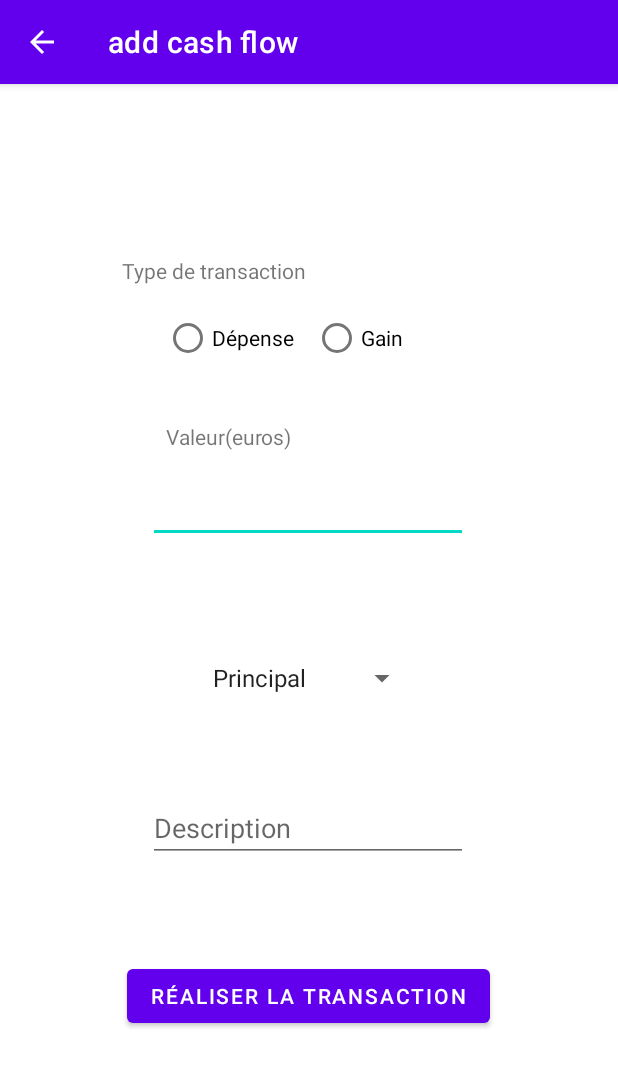
After one commit to gwendal25/loginApp2, an Android app: the addDepense screen opened directly, with no data from a screen before it, on a phone screen of 412 x 824 dp. The commit adds this screen. Shown: the top 1067 px of the screen. Run offline under Robolectric (Android 15) with nearby library versions, the phone set to English and light mode, and no system bars.

Commit message:
adding and displaying items

```diff
--- /dev/null
+++ b/app/src/main/java/com/example/loginapp2/addDepense.java
@@ -0,0 +1,118 @@
+package com.example.loginapp2;
+
+import androidx.appcompat.app.AppCompatActivity;
+
+import android.os.Bundle;
+import android.view.View;
+import android.widget.AdapterView;
+import android.widget.ArrayAdapter;
+import android.widget.Button;
+import android.widget.EditText;
+import android.widget.RadioButton;
+import android.widget.RadioGroup;
+import android.widget.Spinner;
+import android.widget.Toast;
+
+import org.w3c.dom.Text;
+
+import java.text.SimpleDateFormat;
+import java.util.Calendar;
+import java.util.Date;
+
+public class addDepense extends AppCompatActivity implements AdapterView.OnItemSelectedListener {
+
+    RadioGroup depenseGroup;
+    EditText valeur_euros;
+    Spinner depensesSpinner;
+    EditText description;
+    Button makeTransactionButton;
+
+    String itemDropDown;
+    String itemRadio;
+
+
+    @Override
+    protected void onCreate(Bundle savedInstanceState) {
+        super.onCreate(savedInstanceState);
+        setContentView(R.layout.activity_add_depense);
+
+        depenseGroup = (RadioGroup)findViewById(R.id.radioGroup);
+        valeur_euros = (EditText)findViewById(R.id.valeur_euros_input);
+        depensesSpinner = (Spinner)findViewById(R.id.spDepenses);
+        description = (EditText)findViewById(R.id.desc_input);
+        makeTransactionButton = (Button)findViewById(R.id.makeTransaction);
+
+        itemRadio = "";
+        makeCashFlowList(R.array.gainCategorie);
+
+        depenseGroup.setOnCheckedChangeListener(new RadioGroup.OnCheckedChangeListener() {
+            @Override
+            public void onCheckedChanged(RadioGroup group, int checkedId) {
+                if(checkedId == R.id.gain_button){
+                    itemRadio = "gain";
+                    makeCashFlowList(R.array.gainCategorie);
+                }
+                else if(checkedId == R.id.depense_button){
+                    itemRadio = "depense";
+                    makeCashFlowList(R.array.depenseCategorie);
+                }
+            }
+        });
+
+        makeTransactionButton.setOnClickListener(new View.OnClickListener() {
+            @Override
+            public void onClick(View v) {
+                //getting the date in a string
+                Date currentTime = Calendar.getInstance().getTime();
+                SimpleDateFormat sdf = new SimpleDateFormat("yyyy-mm-dd");
+                String currentDate = sdf.format(currentTime);
+
+                String descriptionText = description.getText().toString().trim();
+
+                //getting an integer value
+                String valeurString = valeur_euros.getText().toString().trim();
+                if(valeurString.isEmpty()){
+                    Toast.makeText(addDepense.this, "valeur en euros vide", Toast.LENGTH_SHORT).show();
+                    return;
+                }
+                int valeur = Integer.valueOf(valeurString);
+
+                DBCashHelper dataHelper = new DBCashHelper(addDepense.this);
+
+                switch(itemRadio){
+                    case "gain":
+                        dataHelper.addGain(currentDate, valeur, itemDropDown, descriptionText);
+                        //Toast.makeText(addDepense.this, "ajout de gain réussi", Toast.LENGTH_SHORT).show();
+                        break;
+                    case "depense":
+                        dataHelper.addDepense(currentDate, valeur, itemDropDown, descriptionText);
+                        //Toast.makeText(addDepense.this, "ajout de dépense réussi", Toast.LENGTH_SHORT).show();
+                        break;
+                    default:
+                        Toast.makeText(addDepense.this, "pas de type de dépense sélectionnné", Toast.LENGTH_SHORT).show();
+                        break;
+                }
+            }
+        });
+    }
+
+    public void makeCashFlowList(int arrayId){
+        depensesSpinner.setOnItemSelectedListener(this);
+        //make an adapter with the array and the default layout
+        ArrayAdapter<CharSequence> adapter = ArrayAdapter.createFromResource(this, arrayId, android.R.layout.simple_spinner_item);
+        //specify the layout for the items
+        adapter.setDropDownViewResource(android.R.layout.simple_spinner_dropdown_item);
+        depensesSpinner.setAdapter(adapter);
+    }
+
+    @Override
+    public void onItemSelected(AdapterView<?> parent, View view, int position, long id) {
+        itemDropDown = (String) parent.getItemAtPosition(position);
+        //Toast.makeText(this, itemDropDown, Toast.LENGTH_SHORT).show();
+    }
+
+    @Override
+    public void onNothingSelected(AdapterView<?> parent) {
+
+    }
+}
--- /dev/null
+++ b/app/src/main/res/layout/activity_add_depense.xml
@@ -0,0 +1,115 @@
+<?xml version="1.0" encoding="utf-8"?>
+<androidx.constraintlayout.widget.ConstraintLayout xmlns:android="http://schemas.android.com/apk/res/android"
+    xmlns:app="http://schemas.android.com/apk/res-auto"
+    xmlns:tools="http://schemas.android.com/tools"
+    android:layout_width="match_parent"
+    android:layout_height="match_parent"
+    tools:context=".addDepense">
+
+    <RadioGroup
+        android:id="@+id/radioGroup"
+        android:layout_width="200dp"
+        android:layout_height="48dp"
+        android:layout_marginStart="50dp"
+        android:layout_marginEnd="50dp"
+        android:orientation="horizontal"
+        app:layout_constraintBottom_toBottomOf="parent"
+        app:layout_constraintEnd_toEndOf="parent"
+        app:layout_constraintHorizontal_bias="0.532"
+        app:layout_constraintStart_toStartOf="parent"
+        app:layout_constraintTop_toTopOf="parent"
+        app:layout_constraintVertical_bias="0.202">
+
+        <RadioButton
+            android:id="@+id/depense_button"
+            android:layout_width="99dp"
+            android:layout_height="wrap_content"
+            android:text="Dépense" />
+
+        <RadioButton
+            android:id="@+id/gain_button"
+            android:layout_width="99dp"
+            android:layout_height="wrap_content"
+            android:text="Gain" />
+
+    </RadioGroup>
+
+    <TextView
+        android:id="@+id/type_transaction"
+        android:layout_width="249dp"
+        android:layout_height="23dp"
+        android:layout_marginStart="50dp"
+        android:layout_marginTop="30dp"
+        android:layout_marginEnd="50dp"
+        android:layout_marginBottom="6dp"
+        android:text="Type de transaction"
+        app:layout_constraintBottom_toTopOf="@+id/radioGroup"
+        app:layout_constraintEnd_toEndOf="parent"
+        app:layout_constraintStart_toStartOf="parent"
+        app:layout_constraintTop_toTopOf="parent"
+        app:layout_constraintVertical_bias="0.986" />
+
+    <TextView
+        android:id="@+id/valeur_euros"
+        android:layout_width="wrap_content"
+        android:layout_height="wrap_content"
+        android:layout_marginStart="50dp"
+        android:layout_marginTop="32dp"
+        android:layout_marginEnd="50dp"
+        android:text="Valeur(euros)"
+        app:layout_constraintEnd_toEndOf="parent"
+        app:layout_constraintHorizontal_bias="0.265"
+        app:layout_constraintStart_toStartOf="parent"
+        app:layout_constraintTop_toBottomOf="@+id/radioGroup" />
+
+    <EditText
+        android:id="@+id/valeur_euros_input"
+        android:layout_width="wrap_content"
+        android:layout_height="wrap_content"
+        android:layout_marginTop="16dp"
+        android:ems="10"
+        android:inputType="number"
+        app:layout_constraintEnd_toEndOf="parent"
+        app:layout_constraintHorizontal_bias="0.495"
+        app:layout_constraintStart_toStartOf="parent"
+        app:layout_constraintTop_toBottomOf="@+id/valeur_euros" />
+
+    <Spinner
+        android:id="@+id/spDepenses"
+        android:layout_width="wrap_content"
+        android:layout_height="wrap_content"
+        android:entries="@array/depenseCategorie"
+        app:layout_constraintBottom_toBottomOf="parent"
+        app:layout_constraintEnd_toEndOf="parent"
+        app:layout_constraintStart_toStartOf="parent"
+        app:layout_constraintTop_toTopOf="parent"
+        app:layout_constraintVertical_bias="0.516" />
+
+    <Button
+        android:id="@+id/makeTransaction"
+        android:layout_width="wrap_content"
+        android:layout_height="wrap_content"
+        android:layout_marginStart="50dp"
+        android:layout_marginEnd="50dp"
+        android:layout_marginBottom="136dp"
+        android:text="réaliser la transaction"
+        app:layout_constraintBottom_toBottomOf="parent"
+        app:layout_constraintEnd_toEndOf="parent"
+        app:layout_constraintHorizontal_bias="0.492"
+        app:layout_constraintStart_toStartOf="parent" />
+
+    <EditText
+        android:id="@+id/desc_input"
+        android:layout_width="wrap_content"
+        android:layout_height="wrap_content"
+        android:ems="10"
+        android:inputType="textPersonName"
+        android:hint="Description"
+        app:layout_constraintBottom_toBottomOf="parent"
+        app:layout_constraintEnd_toEndOf="parent"
+        app:layout_constraintHorizontal_bias="0.497"
+        app:layout_constraintStart_toStartOf="parent"
+        app:layout_constraintTop_toTopOf="parent"
+        app:layout_constraintVertical_bias="0.655" />
+
+</androidx.constraintlayout.widget.ConstraintLayout>
--- a/app/src/main/res/values/strings.xml
+++ b/app/src/main/res/values/strings.xml
@@ -4,4 +4,15 @@
     <string name="close">Close</string>
     <string name="no_data">No data</string>
     <string name="todo">TODO</string>
+    <string-array name="depenseCategorie">
+        <item>Logement</item>
+        <item>Alimentation</item>
+        <item>Autres necessites</item>
+        <item>Loisirs</item>
+        <item>Autres</item>
+    </string-array>
+    <string-array name="gainCategorie">
+        <item>Principal</item>
+        <item>Secondaire</item>
+    </string-array>
 </resources>
--- a/settings.gradle
+++ b/settings.gradle
@@ -1,2 +1,3 @@
+include ':wearmodule'
 include ':app'
 rootProject.name = "loginApp2"
```
Also changed, not shown: app/src/main/AndroidManifest.xml (+8 -2 lines), app/src/main/java/com/example/loginapp2/CustomCashAdapter.java (added, +63 -0 lines), app/src/main/java/com/example/loginapp2/DBCashHelper.java (added, +116 -0 lines), app/src/main/java/com/example/loginapp2/addActivity.java (+5 -4 lines), app/src/main/java/com/example/loginapp2/depenseActivity.java (added, +73 -0 lines), app/src/main/java/com/example/loginapp2/navigationActivity.java (+21 -6 lines), app/src/main/res/layout/activity_depense.xml (added, +28 -0 lines), app/src/main/res/layout/depense_row.xml (added, +73 -0 lines), app/src/main/res/menu/nav_drawer_menu.xml (+15 -6 lines).
